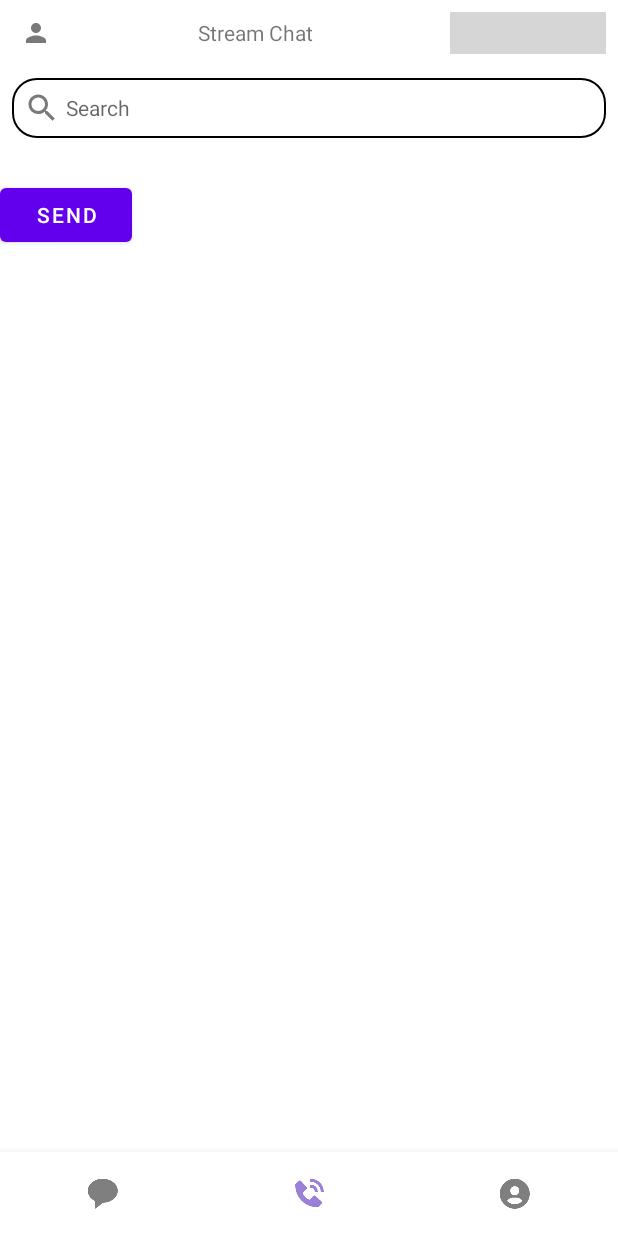
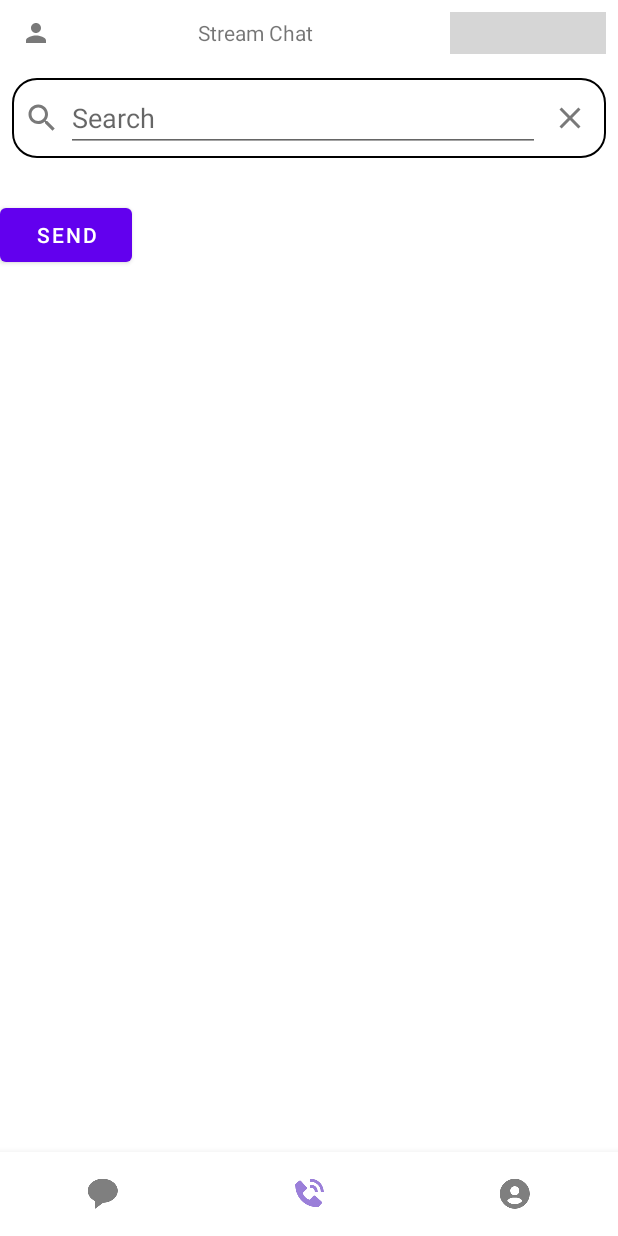
Before and after one commit to huypham85/ChatAppClient, an Android app: the HomeFragment screen opened through its navigation route, on a phone screen of 412 x 824 dp. Run offline under Robolectric (Android 15) with nearby library versions, the phone set to English and light mode, and no system bars; our stand-ins replace Dagger/Hilt's generated code, data binding, navigation-ui; libraries missing offline, so code that uses them is left out: io.socket.client, io.socket.emitter; Roboto replaces fonts that are not available here; 14 statements that could not run were skipped; grey boxes are pictures that could not be loaded.

Commit message:
list user

```diff
--- /dev/null
+++ b/app/src/main/java/com/vn/chat_app_client/data/api/service/UserService.kt
@@ -0,0 +1,21 @@
+package com.vn.chat_app_client.data.api.service
+
+import com.vn.chat_app_client.data.api.auth.response.RegisterRequest
+import com.vn.chat_app_client.data.api.auth.response.RegisterResponse
+import com.vn.chat_app_client.data.model.User
+import retrofit2.http.*
+
+interface UserService {
+
+    @GET("/users")
+    suspend fun getUsers(
+        @Query("size") size: Int,
+        @Query("page") page: Int,
+    ): List<User>
+
+    @GET("/users")
+    suspend fun getUser(
+        @Query("id") id: String,
+    ): List<User>
+
+}
--- a/app/src/main/java/com/vn/chat_app_client/data/di/RepositoryModule.kt
+++ b/app/src/main/java/com/vn/chat_app_client/data/di/RepositoryModule.kt
@@ -3,11 +3,14 @@ package com.vn.chat_app_client.data.di
 import android.content.SharedPreferences
 import com.vn.chat_app_client.data.api.common.SavedAccountManager
 import com.vn.chat_app_client.data.api.service.AuthService
+import com.vn.chat_app_client.data.api.service.UserService
 import com.vn.chat_app_client.data.repository.AuthRepositoryImpl
 import com.vn.chat_app_client.data.repository.AuthRepositoryMock
+import com.vn.chat_app_client.data.repository.UserRepositoryImpl
 import com.vn.chat_app_client.domain.repository.repository.AuthRepository
 import com.vn.chat_app_client.domain.repository.repository.MessageRepository
 import com.vn.chat_app_client.domain.repository.repository.MessageRepositoryImpl
+import com.vn.chat_app_client.domain.repository.repository.UserRepository
 import dagger.Module
 import dagger.Provides
 import dagger.hilt.InstallIn
@@ -19,7 +22,7 @@ import javax.inject.Singleton
 class RepositoryModule {
     @Provides
     @Singleton
-    fun provideUserRepository(service: AuthService, prefs: SharedPreferences): AuthRepository =
+    fun provideAuthRepository(service: AuthService, prefs: SharedPreferences): AuthRepository =
         AuthRepositoryImpl(
             savedAccountManager = SavedAccountManager(
                 prefs
@@ -30,4 +33,8 @@ class RepositoryModule {
     @Singleton
     fun provideMessageRepository(): MessageRepository = MessageRepositoryImpl()
 
+    @Provides
+    @Singleton
+    fun provideUserRepository(service :UserService): UserRepository = UserRepositoryImpl(service = service)
+
 }
--- a/app/src/main/java/com/vn/chat_app_client/data/model/User.kt
+++ b/app/src/main/java/com/vn/chat_app_client/data/model/User.kt
@@ -4,6 +4,8 @@ import java.io.Serializable
 
 
 data class User (
-    val userName: String,
+    val username: String,
     val password: String,
+    val lastname:String,
+    val firstname:String
 ) : Serializable
--- a/app/src/main/java/com/vn/chat_app_client/data/repository/AuthRepositoryImpl.kt
+++ b/app/src/main/java/com/vn/chat_app_client/data/repository/AuthRepositoryImpl.kt
@@ -23,7 +23,7 @@ class AuthRepositoryImpl @Inject constructor(
     override suspend fun checkLogin(user: User): Result<LoginResponse> {
         return withContext(Dispatchers.Default) {
             try {
-                val body = LoginRequest(user.userName, user.password)
+                val body = LoginRequest(user.username, user.password)
                 val response = service.checkLogin(body)
                 Result.success(response)
             } catch (ex: Exception) {
--- /dev/null
+++ b/app/src/main/java/com/vn/chat_app_client/data/repository/UserRepositoryImpl.kt
@@ -0,0 +1,28 @@
+package com.vn.chat_app_client.data.repository
+
+import com.vn.chat_app_client.data.api.auth.response.LoginRequest
+import com.vn.chat_app_client.data.api.service.UserService
+import com.vn.chat_app_client.data.model.User
+import com.vn.chat_app_client.domain.repository.repository.UserRepository
+import kotlinx.coroutines.Dispatchers
+import kotlinx.coroutines.withContext
+import javax.inject.Inject
+import javax.inject.Singleton
+
+
+@Singleton
+class UserRepositoryImpl @Inject constructor(
+    private val service: UserService,
+) : UserRepository {
+
+    override suspend fun listUsers():  Result<List<User>> {
+        return withContext(Dispatchers.Default) {
+            try {
+                val response = service.getUsers(1,10)
+                Result.success(response)
+            } catch (ex: Exception) {
+                Result.failure(ex)
+            }
+        }
+    }
+}
--- /dev/null
+++ b/app/src/main/java/com/vn/chat_app_client/domain/repository/repository/UserRepository.kt
@@ -0,0 +1,10 @@
+package com.vn.chat_app_client.domain.repository.repository
+
+import com.vn.chat_app_client.data.api.auth.response.LoginResponse
+import com.vn.chat_app_client.data.api.auth.response.RegisterRequest
+import com.vn.chat_app_client.data.api.auth.response.RegisterResponse
+import com.vn.chat_app_client.data.model.User
+
+interface UserRepository {
+    suspend fun listUsers():  Result<List<User>>
+}
--- a/app/src/main/java/com/vn/chat_app_client/presentation/auth/AuthViewModel.kt
+++ b/app/src/main/java/com/vn/chat_app_client/presentation/auth/AuthViewModel.kt
@@ -42,7 +42,7 @@ class AuthViewModel @Inject constructor(
 
     fun checkLogin() {
         viewModelScope.launch(Dispatchers.IO) {
-            repository.checkLogin(User(usernameInput.value, passwordInput.value))
+            repository.checkLogin(User(usernameInput.value, passwordInput.value,"",""))
                 .fold(onSuccess = { loginResponse ->
                     saveAccount(loginResponse)
                 }, onFailure = {
--- a/app/src/main/java/com/vn/chat_app_client/presentation/home/HomeFragment.kt
+++ b/app/src/main/java/com/vn/chat_app_client/presentation/home/HomeFragment.kt
@@ -18,9 +18,14 @@ class HomeFragment : Fragment() {
     private lateinit var binding: FragmentHomeBinding
     private val viewModel: HomeViewModel by viewModels()
 
-    private val adapter: RoomAdapter by lazy {
+    private val roomAdapter: RoomAdapter by lazy {
         RoomAdapter(requireContext())
     }
+
+    private val userAdapter: UserAdapter by lazy {
+        UserAdapter(requireContext())
+    }
+
     override fun onCreateView(
         inflater: LayoutInflater, container: ViewGroup?,
         savedInstanceState: Bundle?
@@ -29,23 +34,36 @@ class HomeFragment : Fragment() {
         binding.viewModel = viewModel
 
         binding.rcvRoom.layoutManager = LinearLayoutManager(context)
-        binding.rcvRoom.adapter = adapter
+        binding.rcvRoom.adapter = roomAdapter
 
+        binding.rcvUser.layoutManager = LinearLayoutManager(context)
+        binding.rcvUser.adapter = userAdapter
 
         lifecycleScope.launchWhenStarted {
-            viewModel.messageReceivedFlow.collect{
-                Toast.makeText(context,it.text,Toast.LENGTH_LONG).show()
+            viewModel.messageReceivedFlow.collect {
+                Toast.makeText(context, it.text, Toast.LENGTH_LONG).show()
             }
-
-
-
         }
 
+        lifecycleScope.launchWhenStarted {
+            viewModel.listUserShow.collect {
+                userAdapter.reloadData(it)
+            }
+        }
 
-
+        lifecycleScope.launchWhenStarted {
+            viewModel.uiState.collect {
+                if (it.modeUser) {
+                    binding.rcvUser.visibility = View.VISIBLE
+                    binding.rcvRoom.visibility = View.GONE
+                } else {
+                    binding.rcvUser.visibility = View.GONE
+                    binding.rcvRoom.visibility = View.VISIBLE
+                }
+            }
+        }
 
         return binding.root
-
 
     }
 
--- a/app/src/main/java/com/vn/chat_app_client/presentation/home/HomeViewModel.kt
+++ b/app/src/main/java/com/vn/chat_app_client/presentation/home/HomeViewModel.kt
@@ -1,48 +1,84 @@
 package com.vn.chat_app_client.presentation.home
 
 import androidx.lifecycle.ViewModel
+import androidx.lifecycle.viewModelScope
 import com.vn.chat_app_client.data.model.Message
+import com.vn.chat_app_client.data.model.User
 import com.vn.chat_app_client.data.repository.SocketRepositoryImpl
 import com.vn.chat_app_client.domain.repository.repository.MessageRepository
+import com.vn.chat_app_client.domain.repository.repository.UserRepository
 import dagger.hilt.android.lifecycle.HiltViewModel
-import kotlinx.coroutines.flow.SharedFlow
-import kotlinx.coroutines.flow.asSharedFlow
+import kotlinx.coroutines.Dispatchers
+import kotlinx.coroutines.flow.*
+import kotlinx.coroutines.launch
 import javax.inject.Inject
 
 data class HomeUiState(
     val isLoading: Boolean = false,
+    var modeUser:Boolean = false
 )
+
 @HiltViewModel
-class HomeViewModel@Inject constructor(
+class HomeViewModel @Inject constructor(
     val repository: MessageRepository,
-    private val socketRepositoryImpl: SocketRepositoryImpl
-): ViewModel() {
-
-    init {
-        socketRepositoryImpl.startListening()
-    }
+    private val socketRepositoryImpl: SocketRepositoryImpl,
+    private val userRepositoryImpl: UserRepository
+) : ViewModel() {
 
     val messageReceivedFlow: SharedFlow<Message> = repository.newMessageReceive.asSharedFlow()
     val idRoomReceive: SharedFlow<String> = repository.idRoomReceive.asSharedFlow()
     val receiveText: SharedFlow<String> = repository.receiveText.asSharedFlow()
+    var listUser: List<User> = mutableListOf<User>()
 
-//    private val listRoom = mutableListOf<Room>()
-//    private val _rooms = MutableStateFlow(listRoom)
-//    val rooms = _rooms.asStateFlow()
+    private val _listUserShow = MutableStateFlow<List<User>>(listOf())
+    val listUserShow: StateFlow<List<User>> = _listUserShow
 
-    fun sendCount(){
+    private val _uiState = MutableStateFlow(HomeUiState())
+    val uiState:StateFlow<HomeUiState> = _uiState
+
+    init {
+        socketRepositoryImpl.startListening()
+        viewModelScope.launch(Dispatchers.IO) {
+            userRepositoryImpl.listUsers()
+                .fold(onSuccess = {
+                    listUser = it
+                }, onFailure = {
+                })
+        }
+    }
+
+    fun sendCount() {
         socketRepositoryImpl.sendCount()
     }
 
-    fun sendMessage(){
-        socketRepositoryImpl.sendMessage(Message("1","Minh","1","6348e9191fe1036c662baecc","635d5ab6a9639ea8dfc93c54"))
+    fun sendMessage() {
+        socketRepositoryImpl.sendMessage(
+            Message(
+                "1",
+                "Minh",
+                "1",
+                "6348e9191fe1036c662baecc",
+                "635d5ab6a9639ea8dfc93c54"
+            )
+        )
+    }
+
+    fun searchUser(text: CharSequence) {
+        try {
+            val list = listUser.filter {
+                it.username.lowercase().contains(text.toString().lowercase())
+            }
+            _listUserShow.value = list
+            _uiState.value = HomeUiState(false, modeUser = true)
+        }catch (e:Exception){
+            print(e)
+        }
+    }
+
+    fun cancelSearchUser(){
+        _listUserShow.value = listOf()
+        _uiState.value = HomeUiState(false, modeUser = false)
     }
 
 
-
-
-
-
-
-
 }
--- /dev/null
+++ b/app/src/main/java/com/vn/chat_app_client/presentation/home/UserAdapter.kt
@@ -0,0 +1,43 @@
+package com.vn.chat_app_client.presentation.home
+
+import android.annotation.SuppressLint
+import android.content.Context
+import android.view.LayoutInflater
+import android.view.View
+import android.view.ViewGroup
+import android.widget.TextView
+import androidx.recyclerview.widget.RecyclerView
+import com.vn.chat_app_client.R
+import com.vn.chat_app_client.data.model.User
+
+class UserAdapter(val context: Context) : RecyclerView.Adapter<UserViewHolder>() {
+    private var users: List<User> = emptyList()
+
+    @SuppressLint("NotifyDataSetChanged")
+    fun reloadData(users: List<User>) {
+        this.users = users
+        notifyDataSetChanged()
+    }
+
+    override fun getItemCount(): Int {
+        return users.size
+    }
+
+    override fun onCreateViewHolder(parent: ViewGroup, viewType: Int): UserViewHolder {
+        return UserViewHolder(
+            LayoutInflater.from(context).inflate(R.layout.item_user, parent, false)
+        )
+    }
+
+    override fun onBindViewHolder(holder: UserViewHolder, position: Int) {
+        val user = users[position]
+        holder.bind(user)
+    }
+
+}
+
+open class UserViewHolder(view: View) : RecyclerView.ViewHolder(view) {
+    open fun bind(user: User) {
+        itemView.findViewById<TextView>(R.id.tvUsername).text = user.username
+    }
+}
--- /dev/null
+++ b/app/src/main/res/drawable/ic_close.xml
@@ -0,0 +1,5 @@
+<vector android:height="24dp" android:tint="#797979"
+    android:viewportHeight="24" android:viewportWidth="24"
+    android:width="24dp" xmlns:android="http://schemas.android.com/apk/res/android">
+    <path android:fillColor="@android:color/white" android:pathData="M19,6.41L17.59,5 12,10.59 6.41,5 5,6.41 10.59,12 5,17.59 6.41,19 12,13.41 17.59,19 19,17.59 13.41,12z"/>
+</vector>
--- a/app/src/main/res/layout/fragment_home.xml
+++ b/app/src/main/res/layout/fragment_home.xml
@@ -11,7 +11,6 @@
 
         <import type="android.view.View" />
     </data>
-
 
     <LinearLayout
         android:layout_width="match_parent"
@@ -52,6 +51,8 @@
             android:layout_height="wrap_content"
             android:layout_margin="@dimen/spacing_medium"
             android:background="@drawable/background_rectangle_white_border_black"
+            android:gravity="center_vertical"
+            android:orientation="horizontal"
             android:padding="@dimen/spacing_small">
 
             <ImageView
@@ -60,31 +61,60 @@
                 android:padding="@dimen/spacing_small"
                 android:src="@drawable/ic_search" />
 
-            <TextView
+            <EditText
+                android:id="@+id/etSearch"
+                android:layout_width="0dp"
+                android:layout_height="wrap_content"
+                android:layout_gravity="center"
+                android:layout_weight="1"
+                android:hint="Search"
+                android:onTextChanged="@{(text, start, before, count)->viewModel.searchUser(text)}" />
+
+            <ImageView
                 android:layout_width="wrap_content"
                 android:layout_height="wrap_content"
-                android:layout_gravity="center"
-                android:hint="Search" />
+                android:padding="@dimen/spacing_medium"
+                android:src="@drawable/ic_close"
+                android:onClick="@{()->viewModel.cancelSearchUser()}"
+                />
         </LinearLayout>
 
         <TextView
             android:id="@+id/tv_message"
             android:layout_width="wrap_content"
-            android:layout_height="wrap_content"
-            />
+            android:layout_height="wrap_content" />
 
         <Button
             android:layout_width="wrap_content"
             android:layout_height="wrap_content"
+            android:onClick="@{()-> viewModel.sendMessage()}"
             android:text="send"
-            android:onClick="@{()-> viewModel.sendMessage()}"
             tools:ignore="OnClick,UsingOnClickInXml" />
 
-        <androidx.recyclerview.widget.RecyclerView
-            android:id="@+id/rcvRoom"
+        <FrameLayout
             android:layout_width="match_parent"
-            android:layout_height="match_parent"
-            android:layout_margin="@dimen/spacing_medium" />
+            android:layout_height="match_parent">
+
+            <androidx.recyclerview.widget.RecyclerView
+                android:id="@+id/rcvRoom"
+                android:layout_width="match_parent"
+                android:layout_height="match_parent"
+                android:layout_margin="@dimen/spacing_medium"
+                android:visibility="gone"
+                />
+
+            <androidx.recyclerview.widget.RecyclerView
+                android:id="@+id/rcvUser"
+                android:layout_width="match_parent"
+                android:layout_height="match_parent"
+                android:layout_margin="@dimen/spacing_medium"
+                android:visibility="gone"
+
+                />
+
+
+        </FrameLayout>
+
 
     </LinearLayout>
 
--- a/app/src/main/res/values/colors.xml
+++ b/app/src/main/res/values/colors.xml
@@ -6,6 +6,7 @@
     <color name="teal_200">#FF03DAC5</color>
     <color name="teal_700">#FF018786</color>
     <color name="black">#FF000000</color>
+    <color name="gray">#8F8F8F</color>
     <color name="white">#FFFFFFFF</color>
 
     <color name="blue__text_color">#FF036BB9</color>
```
Also changed, not shown: app/src/main/java/com/vn/chat_app_client/data/api/common/SavedAccountManager.kt (+4 -4 lines), app/src/main/java/com/vn/chat_app_client/data/api/service/RoomService.kt (added, +24 -0 lines), app/src/main/java/com/vn/chat_app_client/data/di/ServicesModule.kt (+7 -0 lines), app/src/main/java/com/vn/chat_app_client/presentation/home/RoomAdapter.kt (+6 -1 lines), app/src/main/res/layout/item_room.xml (+14 -3 lines), app/src/main/res/layout/item_user.xml (added, +35 -0 lines).
